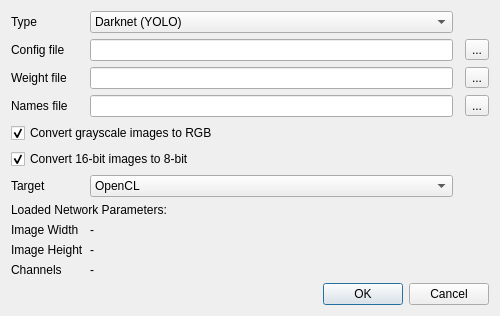
The window that src/detection/detectorsetupdialog.ui (i3drobotics/stereo-vision-toolkit) describes before a commit, drawn with Qt 5.
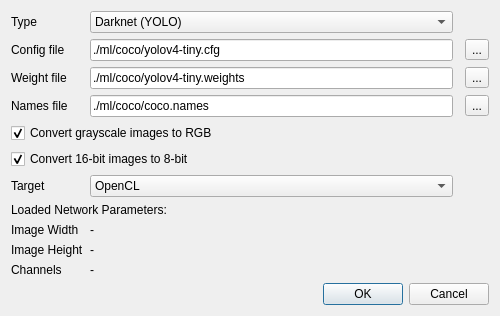
The same window after the commit.

Commit message: add machine learning coco example

```diff
--- a/src/detection/detectorsetupdialog.ui
+++ b/src/detection/detectorsetupdialog.ui
@@ -7,7 +7,7 @@
     <x>0</x>
     <y>0</y>
     <width>500</width>
-    <height>216</height>
+    <height>307</height>
    </rect>
   </property>
   <property name="minimumSize">
@@ -77,7 +77,11 @@
       </widget>
      </item>
      <item row="2" column="1">
-      <widget class="QLineEdit" name="weightPathLineEdit"/>
+      <widget class="QLineEdit" name="weightPathLineEdit">
+       <property name="text">
+        <string>./ml/coco/yolov4-tiny.weights</string>
+       </property>
+      </widget>
      </item>
      <item row="9" column="1">
       <widget class="QLabel" name="imageHeightLabel">
@@ -153,7 +157,11 @@
       </widget>
      </item>
      <item row="1" column="1">
-      <widget class="QLineEdit" name="cfgPathLineEdit"/>
+      <widget class="QLineEdit" name="cfgPathLineEdit">
+       <property name="text">
+        <string>./ml/coco/yolov4-tiny.cfg</string>
+       </property>
+      </widget>
      </item>
      <item row="3" column="0">
       <widget class="QLabel" name="label_10">
@@ -163,7 +171,11 @@
       </widget>
      </item>
      <item row="3" column="1">
-      <widget class="QLineEdit" name="namesPathLineEdit"/>
+      <widget class="QLineEdit" name="namesPathLineEdit">
+       <property name="text">
+        <string>./ml/coco/coco.names</string>
+       </property>
+      </widget>
      </item>
      <item row="8" column="0">
       <widget class="QLabel" name="label_4">
```
The commit also changes 10 other files.
